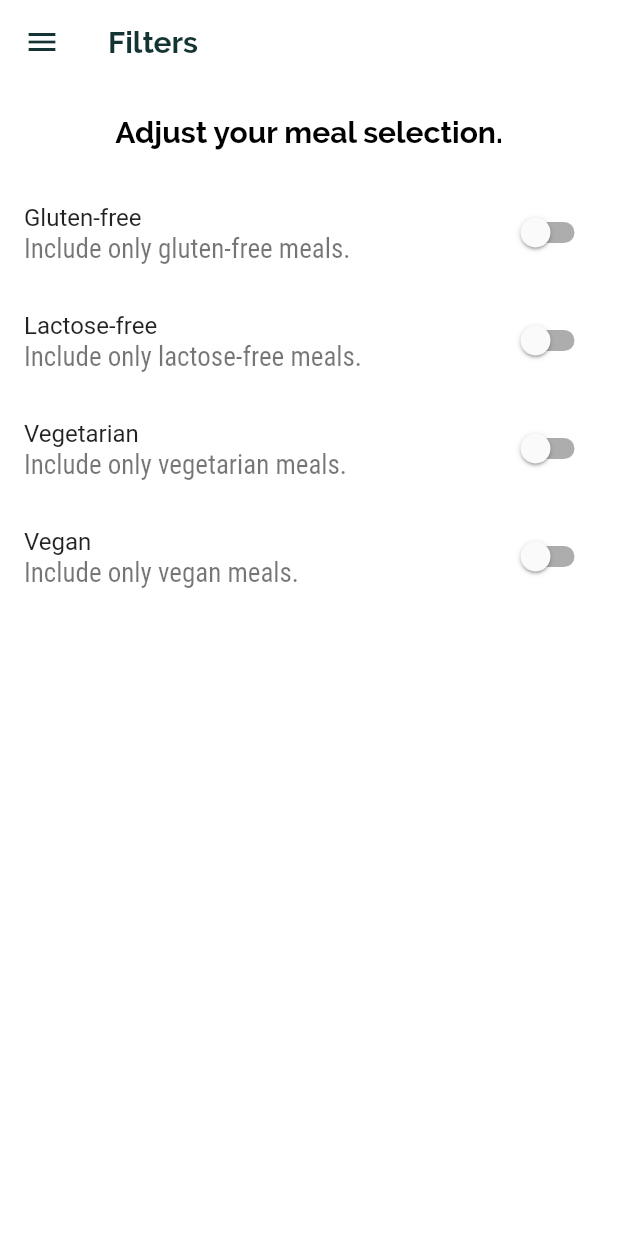
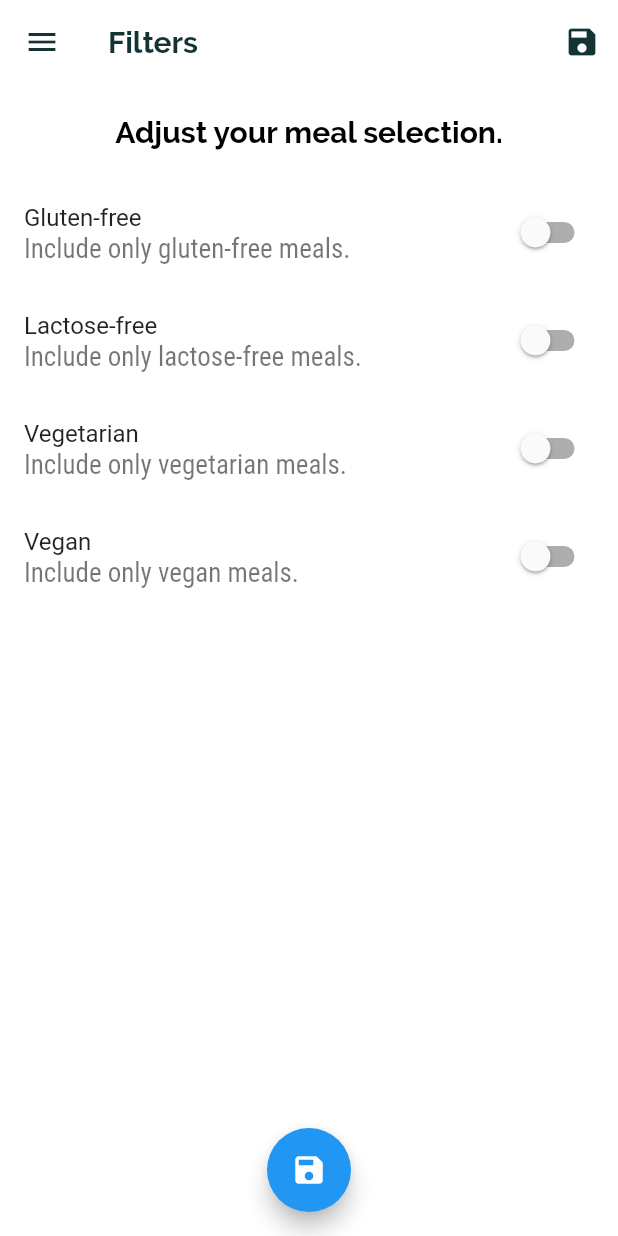
Before and after one commit to jakubjaran/meals_app, a Flutter app: the FiltersScreen screen opened by its route, on a phone screen of 412 x 824 dp. Run offline on Flutter 3.47's test engine with Material 2 defaults, Android fonts, the phone set to English and light mode, and no system bars.

Commit message:
Working filters, remove scroll app bar

```diff
--- a/lib/screens/filters_screen.dart
+++ b/lib/screens/filters_screen.dart
@@ -3,6 +3,11 @@ import '../widgets/main_drawer.dart';
 
 class FiltersScreen extends StatefulWidget {
   static const routeName = '/filters';
+
+  final Map<String, bool> currentFilters;
+  final Function setFilters;
+
+  FiltersScreen(this.currentFilters, this.setFilters);
 
   @override
   _FiltersScreenState createState() => _FiltersScreenState();
@@ -15,11 +20,40 @@ class _FiltersScreenState extends State<FiltersScreen> {
   var _areVegan = false;
 
   @override
+  void initState() {
+    _areGlutenFree = widget.currentFilters['glutenFree'];
+    _areLactoseFree = widget.currentFilters['lactoseFree'];
+    _areVegetarian = widget.currentFilters['vegetarian'];
+    _areVegan = widget.currentFilters['vegan'];
+    super.initState();
+  }
+
+  void _setFilters() {
+    widget.setFilters({
+      'glutenFree': _areGlutenFree,
+      'lactoseFree': _areLactoseFree,
+      'vegetarian': _areVegetarian,
+      'vegan': _areVegan,
+    });
+  }
+
+  @override
   Widget build(BuildContext context) {
     return Scaffold(
         appBar: AppBar(
           title: Text('Filters'),
+          actions: [
+            IconButton(
+              icon: Icon(Icons.save),
+              onPressed: _setFilters,
+            ),
+          ],
         ),
+        floatingActionButton: FloatingActionButton(
+          child: Icon(Icons.save),
+          onPressed: _setFilters,
+        ),
+        floatingActionButtonLocation: FloatingActionButtonLocation.centerFloat,
         drawer: MainDrawer(),
         body: Column(
           children: [
--- a/pubspec.yaml
+++ b/pubspec.yaml
@@ -18,17 +18,15 @@ publish_to: 'none' # Remove this line if you wish to publish to pub.dev
 version: 1.0.0+1
 
 environment:
-  sdk: ">=2.7.0 <3.0.0"
+  sdk: '>=2.7.0 <3.0.0'
 
 dependencies:
   flutter:
     sdk: flutter
 
-
   # The following adds the Cupertino Icons font to your application.
   # Use with the CupertinoIcons class for iOS style icons.
   cupertino_icons: ^1.0.0
-  scroll_app_bar: ^1.0.2
 
 dev_dependencies:
   flutter_test:
@@ -39,7 +37,6 @@ dev_dependencies:
 
 # The following section is specific to Flutter.
 flutter:
-
   # The following line ensures that the Material Icons font is
   # included with your application, so that you can use the icons in
   # the material Icons class.
```
Also changed, not shown: lib/main.dart (+35 -2 lines), lib/screens/category_meals_screen.dart (+6 -8 lines), pubspec.lock.
